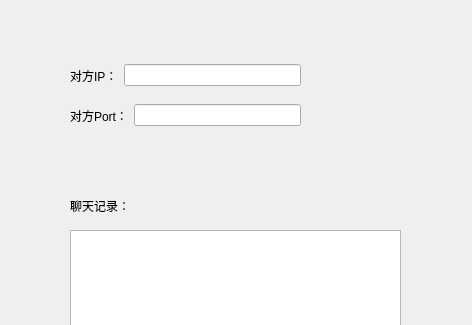
Above: Qt_Project_Code/Qt_learning_demo/56_UDP/Receiver/Sender/Sender/widget.ui from yin-roc/Ubuntu20.04 before the change; both pictures show x 0 to 472 and y 0 to 325 of the 472 by 784 pixel window. Below: the same form after it.
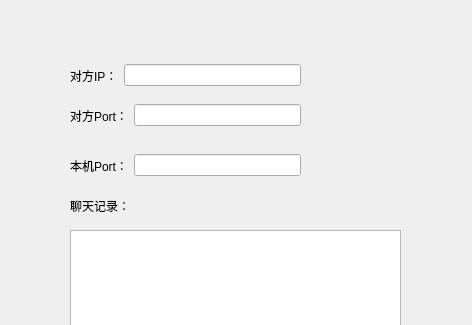
That is the form after the change.

Diff of the .ui file:
```diff
--- a/Qt_Project_Code/Qt_learning_demo/56_UDP/Receiver/Sender/Sender/widget.ui
+++ b/Qt_Project_Code/Qt_learning_demo/56_UDP/Receiver/Sender/Sender/widget.ui
@@ -94,7 +94,7 @@
     </item>
    </layout>
   </widget>
-  <widget class="QWidget" name="">
+  <widget class="QWidget" name="layoutWidget">
    <property name="geometry">
     <rect>
      <x>70</x>
@@ -116,6 +116,28 @@
     </item>
    </layout>
   </widget>
+  <widget class="QWidget" name="">
+   <property name="geometry">
+    <rect>
+     <x>70</x>
+     <y>150</y>
+     <width>231</width>
+     <height>31</height>
+    </rect>
+   </property>
+   <layout class="QHBoxLayout" name="horizontalLayout_3">
+    <item>
+     <widget class="QLabel" name="label_5">
+      <property name="text">
+       <string>本机Port：</string>
+      </property>
+     </widget>
+    </item>
+    <item>
+     <widget class="QLineEdit" name="lineEdit_3"/>
+    </item>
+   </layout>
+  </widget>
  </widget>
  <resources/>
  <connections/>
```
Left out of the diff: 2 changed lines with no effect on the pictures.
